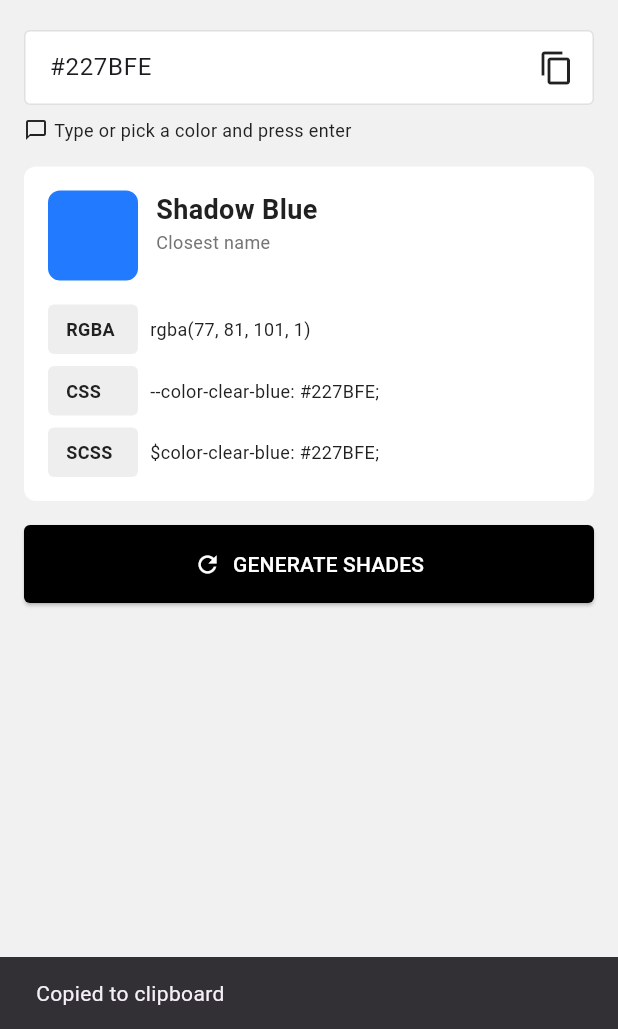
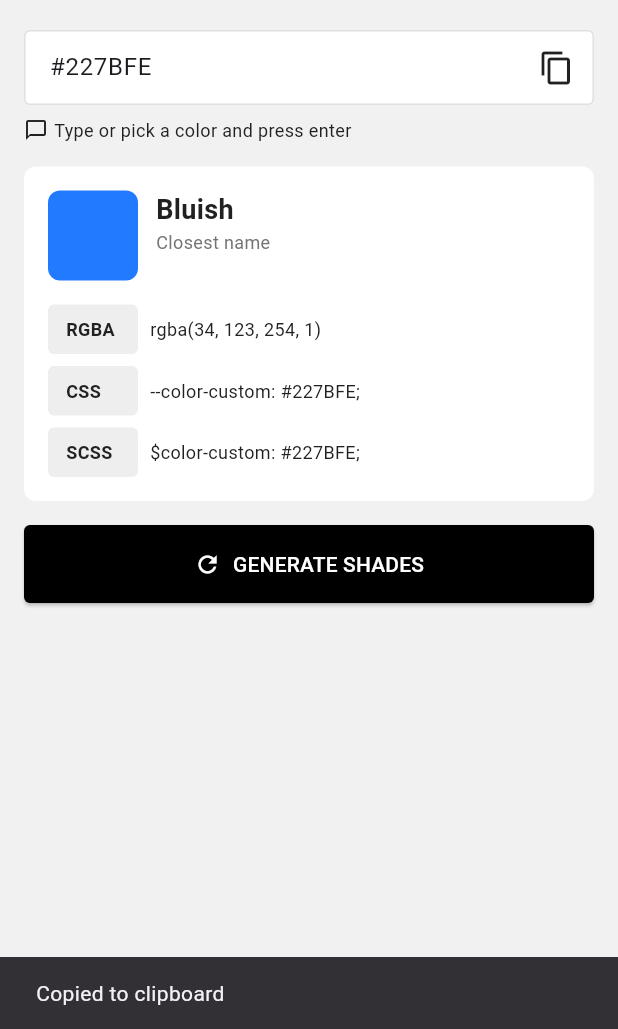
Before and after one commit to ikwerre-dev/Hex-Generator-App, a Flutter app: the screen it shows after launch, after a tap on the "content copy" icon, on a phone screen of 412 x 824 dp, the part 207-1236 px from its top. Run offline on Flutter 3.47's test engine with Material 3 defaults, Android fonts, the phone set to English and light mode, and no system bars.

Commit message:
added a lil functionality

```diff
--- a/lib/main.dart
+++ b/lib/main.dart
@@ -34,9 +34,37 @@ class _ColorPickerPageState extends State<ColorPickerPage> {
   String _colorName = 'Shadow Blue';
 
   @override
+  void initState() {
+    super.initState();
+    _updateColorFromHex(_controller.text);
+  }
+
+  @override
   void dispose() {
     _controller.dispose();
     super.dispose();
+  }
+
+  void _updateColorFromHex(String hexCode) {
+    if (hexCode.length == 7 && hexCode.startsWith('#')) {
+      setState(() {
+        _currentColor = Color(int.parse(hexCode.substring(1, 7), radix: 16) + 0xFF000000);
+        _colorName = _getColorName(_currentColor);
+      });
+    }
+  }
+
+  String _getColorName(Color color) {
+    // this is just a temp color naming for the test
+    final int r = color.red;
+    final int g = color.green;
+    final int b = color.blue;
+
+    if (r > g && r > b) return 'Reddish';
+    if (g > r && g > b) return 'Greenish';
+    if (b > r && b > g) return 'Bluish';
+    if (r == g && g == b) return 'Grayish';
+    return 'Custom Color';
   }
 
   @override
@@ -117,15 +145,7 @@ class _ColorPickerPageState extends State<ColorPickerPage> {
                 border: InputBorder.none,
                 contentPadding: EdgeInsets.symmetric(horizontal: 16),
               ),
-              onChanged: (value) {
-                if (value.length == 7 && value.startsWith('#')) {
-                  setState(() {
-                    _currentColor = Color(
-                      int.parse(value.substring(1, 7), radix: 16) + 0xFF000000,
-                    );
-                  });
-                }
-              },
+              onChanged: _updateColorFromHex,
             ),
           ),
           IconButton(
@@ -167,11 +187,11 @@ class _ColorPickerPageState extends State<ColorPickerPage> {
         children: [
           _buildColorSwatch(),
           const SizedBox(height: 16),
-          _buildColorInfo('RGBA', 'rgba(77, 81, 101, 1)'),
+          _buildColorInfo('RGBA', 'rgba(${_currentColor.red}, ${_currentColor.green}, ${_currentColor.blue}, 1)'),
           const SizedBox(height: 8),
-          _buildColorInfo('CSS', '--color-clear-blue: #227BFE;'),
+          _buildColorInfo('CSS', '--color-custom: ${_controller.text};'),
           const SizedBox(height: 8),
-          _buildColorInfo('SCSS', '\$color-clear-blue: #227BFE;'),
+          _buildColorInfo('SCSS', '\$color-custom: ${_controller.text};'),
         ],
       ),
     );
```
